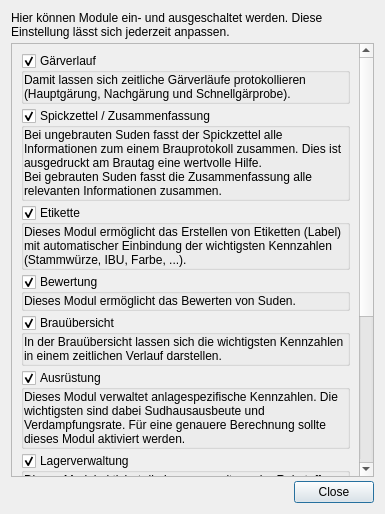
First picture: the form in kleiner-brauhelfer/dialogs/dlgmodule.ui, repository kleiner-brauhelfer/kleiner-brauhelfer-2, before the edit.
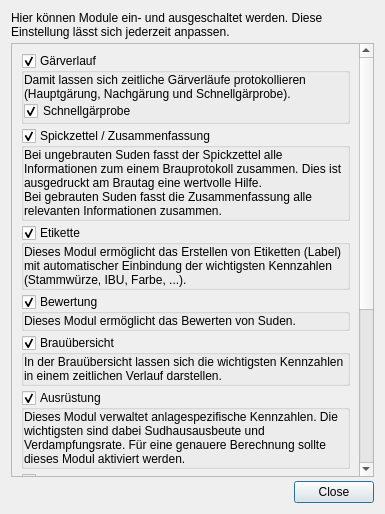
Second picture: the form after the edit.

Commit message: Modul Schnellgärprobe ein- und ausschaltbar

The edit to the form file:
```diff
--- a/kleiner-brauhelfer/dialogs/dlgmodule.ui
+++ b/kleiner-brauhelfer/dialogs/dlgmodule.ui
@@ -38,7 +38,7 @@
         <x>0</x>
         <y>0</y>
         <width>351</width>
-        <height>675</height>
+        <height>695</height>
        </rect>
       </property>
       <layout class="QVBoxLayout" name="verticalLayout_4">
@@ -79,6 +79,16 @@
             </property>
            </widget>
           </item>
+          <item>
+           <widget class="QCheckBox" name="cbSchnellgaerprobe">
+            <property name="text">
+             <string>Schnellgärprobe</string>
+            </property>
+            <property name="checked">
+             <bool>true</bool>
+            </property>
+           </widget>
+          </item>
          </layout>
         </widget>
        </item>
```
The commit also changes 21 other files.
